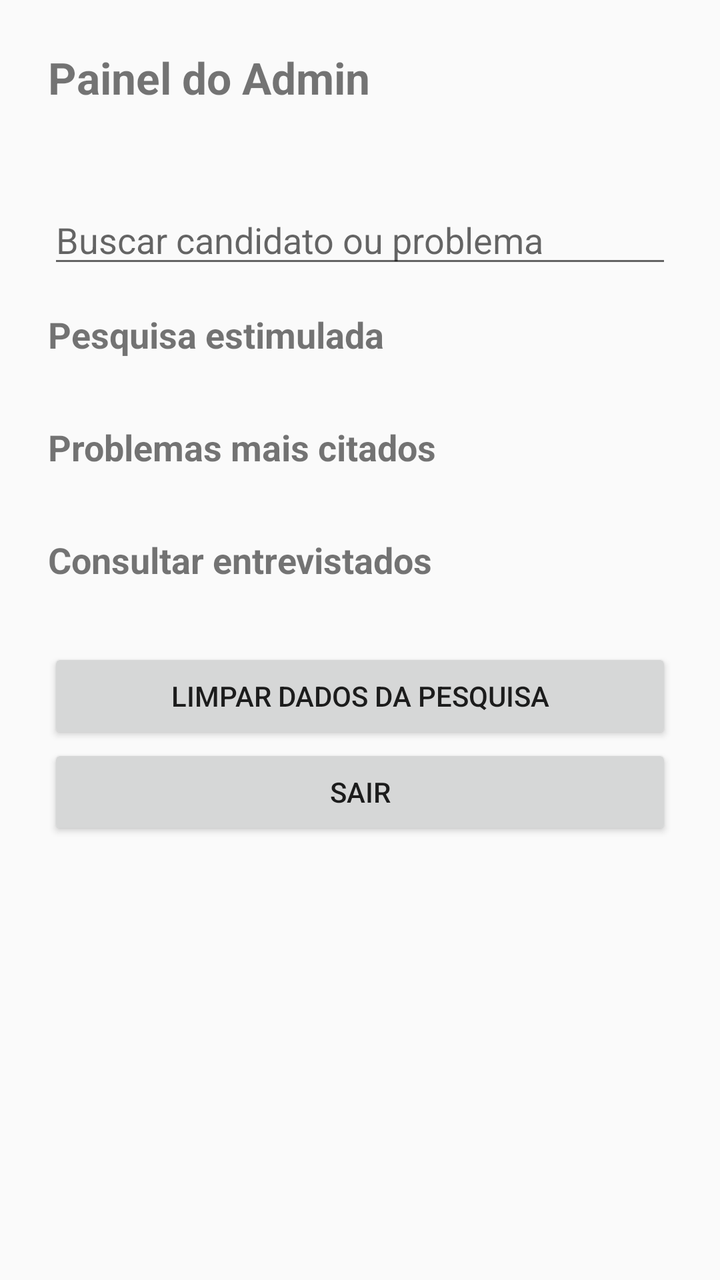
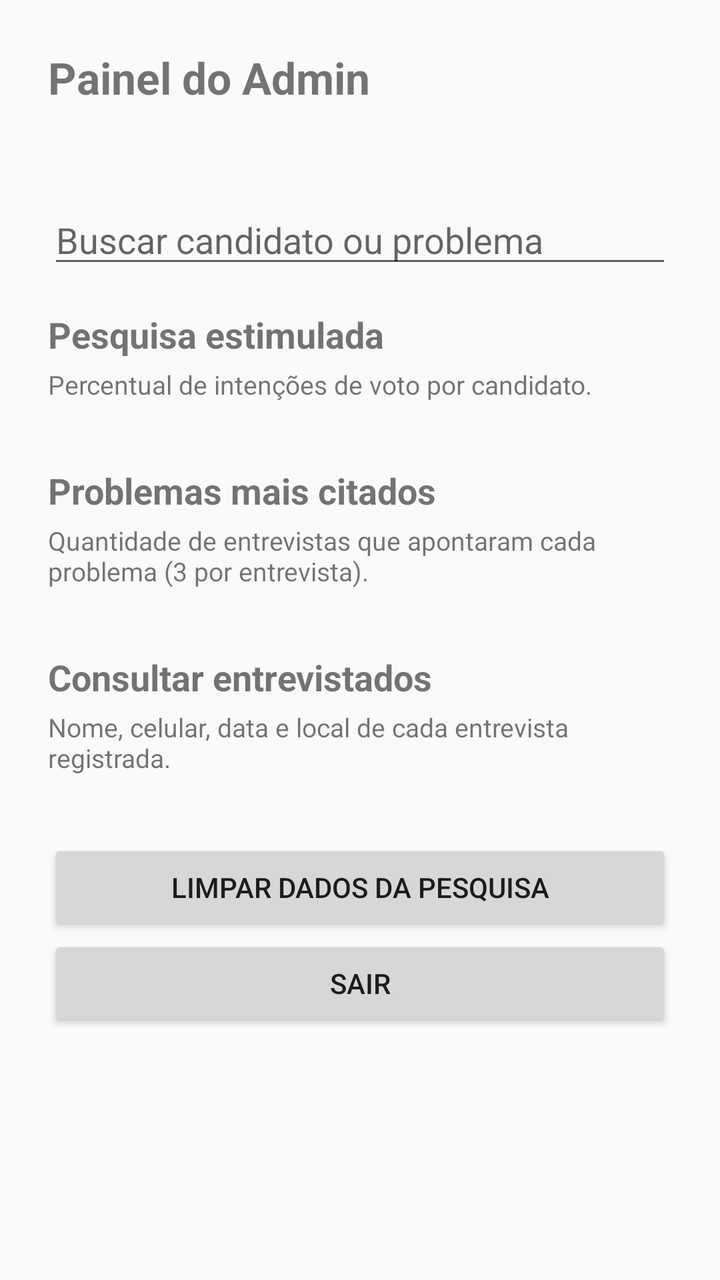

An Android layout rendered at two revisions. The XML below is the earlier revision; the diff shows what the commit changed to produce the second picture.
<!-- AndroidManifest.xml: application theme android:Theme.Material.Light.DarkActionBar -->
<!-- res/layout/activity_admin.xml -->
<?xml version="1.0" encoding="utf-8"?>
<ScrollView xmlns:android="http://schemas.android.com/apk/res/android"
    android:layout_width="match_parent"
    android:layout_height="match_parent">

    <LinearLayout
        android:layout_width="match_parent"
        android:layout_height="wrap_content"
        android:orientation="vertical"
        android:padding="24dp">

        <TextView
            android:layout_width="wrap_content"
            android:layout_height="wrap_content"
            android:text="Painel do Admin"
            android:textSize="22sp"
            android:textStyle="bold"
            android:layout_marginBottom="8dp" />

        <TextView
            android:id="@+id/textoResumo"
            android:layout_width="match_parent"
            android:layout_height="wrap_content"
            android:textSize="15sp"
            android:layout_marginBottom="16dp" />

        <EditText
            android:id="@+id/editBusca"
            android:layout_width="match_parent"
            android:layout_height="wrap_content"
            android:hint="Buscar candidato ou problema"
            android:inputType="text"
            android:layout_marginBottom="16dp" />

        <TextView
            android:layout_width="wrap_content"
            android:layout_height="wrap_content"
            android:text="Pesquisa estimulada"
            android:textSize="18sp"
            android:textStyle="bold"
            android:layout_marginBottom="8dp" />

        <LinearLayout
            android:id="@+id/caixaCandidatos"
            android:layout_width="match_parent"
            android:layout_height="wrap_content"
            android:orientation="vertical"
            android:layout_marginBottom="24dp" />

        <TextView
            android:layout_width="wrap_content"
            android:layout_height="wrap_content"
            android:text="Problemas mais citados"
            android:textSize="18sp"
            android:textStyle="bold"
            android:layout_marginBottom="8dp" />

        <LinearLayout
            android:id="@+id/caixaProblemas"
            android:layout_width="match_parent"
            android:layout_height="wrap_content"
            android:orientation="vertical"
            android:layout_marginBottom="24dp" />

        <TextView
            android:layout_width="wrap_content"
            android:layout_height="wrap_content"
            android:text="Consultar entrevistados"
            android:textSize="18sp"
            android:textStyle="bold"
            android:layout_marginBottom="8dp" />

        <LinearLayout
            android:id="@+id/caixaEntrevistados"
            android:layout_width="match_parent"
            android:layout_height="wrap_content"
            android:orientation="vertical"
            android:layout_marginBottom="24dp" />

        <Button
            android:id="@+id/botaoLimpar"
            android:layout_width="match_parent"
            android:layout_height="wrap_content"
            android:text="Limpar dados da pesquisa" />

        <Button
            android:id="@+id/botaoSair"
            android:layout_width="match_parent"
            android:layout_height="wrap_content"
            android:text="Sair" />

    </LinearLayout>

</ScrollView>
<!-- resources referenced by this layout -->
<resources>

</resources>

<!-- the commit's change to res/layout/activity_admin.xml (unified diff, before → after) -->
@@ -38,6 +38,13 @@
             android:text="Pesquisa estimulada"
             android:textSize="18sp"
             android:textStyle="bold"
+            android:layout_marginBottom="4dp" />
+
+        <TextView
+            android:layout_width="wrap_content"
+            android:layout_height="wrap_content"
+            android:text="Percentual de intenções de voto por candidato."
+            android:textSize="13sp"
             android:layout_marginBottom="8dp" />
 
         <LinearLayout
@@ -53,6 +60,13 @@
             android:text="Problemas mais citados"
             android:textSize="18sp"
             android:textStyle="bold"
+            android:layout_marginBottom="4dp" />
+
+        <TextView
+            android:layout_width="wrap_content"
+            android:layout_height="wrap_content"
+            android:text="Quantidade de entrevistas que apontaram cada problema (3 por entrevista)."
+            android:textSize="13sp"
             android:layout_marginBottom="8dp" />
 
         <LinearLayout
@@ -68,6 +82,13 @@
             android:text="Consultar entrevistados"
             android:textSize="18sp"
             android:textStyle="bold"
+            android:layout_marginBottom="4dp" />
+
+        <TextView
+            android:layout_width="wrap_content"
+            android:layout_height="wrap_content"
+            android:text="Nome, celular, data e local de cada entrevista registrada."
+            android:textSize="13sp"
             android:layout_marginBottom="8dp" />
 
         <LinearLayout
